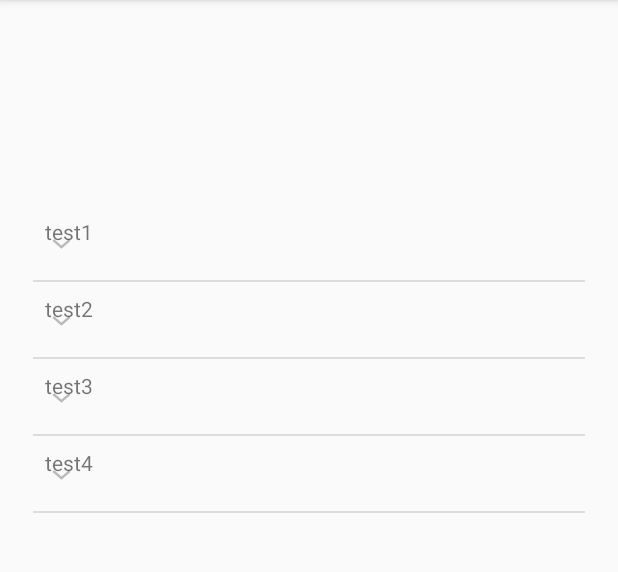
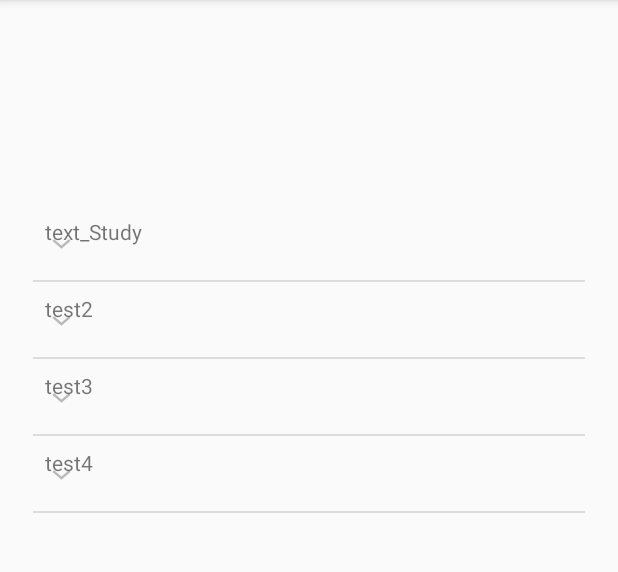
Before and after one commit to baeyeongpyo/StudyToAndroid, an Android app: the KOTLINMainActivity screen opened directly, with no data from a screen before it, on a phone screen of 412 x 824 dp, the part 84-656 px from its top. Run offline under Robolectric (Android 15) with nearby library versions, the phone set to English and light mode, and no system bars.

Commit message:
2018-03-12-23:26

```diff
--- a/app/src/main/java/com/example/yeongpyo/studytoandroid/KOTLIN_Study/KOTLINMainActivity.kt
+++ b/app/src/main/java/com/example/yeongpyo/studytoandroid/KOTLIN_Study/KOTLINMainActivity.kt
@@ -3,8 +3,12 @@ package com.example.yeongpyo.studytoandroid.KOTLIN_Study
 import android.support.v7.app.AppCompatActivity
 import android.os.Bundle
 import android.widget.ExpandableListView
+import android.widget.TextView
+import android.widget.Toast
+import com.example.yeongpyo.studytoandroid.KOTLIN_Study.text_Study.Linkfity_study
 import com.example.yeongpyo.studytoandroid.R
 import java.util.*
+import kotlin.collections.HashMap
 
 class KOTLINMainActivity : AppCompatActivity() {
 
@@ -12,12 +16,19 @@ class KOTLINMainActivity : AppCompatActivity() {
         super.onCreate(savedInstanceState)
         setContentView(R.layout.activity_main_main)
 
-        var map = LinkedHashMap<String, ArrayList<String>>();
-        map.put("test1" , ArrayList<String>(Arrays.asList("1","2","3","4")))
-        map.put("test2" , ArrayList<String>(Arrays.asList("5","6","7","8")))
-        map.put("test3" , ArrayList<String>(Arrays.asList("9","10","11","12")))
-        map.put("test4" , ArrayList<String>(Arrays.asList("13","14,","15","16")))
+        var category_1 : HashMap<String , Class<*>> = HashMap()
+        category_1.put("Linkify", Linkfity_study::class.java)
 
-        findViewById<ExpandableListView>(R.id.main_elv_listview).setAdapter(KOTLINMain_adapter(map))
+        var map = LinkedHashMap<String, ArrayList<String>>()
+        map.put("text_Study" , ArrayList(category_1.keys))
+        map.put("test2" , ArrayList(Arrays.asList("5","6","7","8")))
+        map.put("test3" , ArrayList(Arrays.asList("9","10","11","12")))
+        map.put("test4" , ArrayList(Arrays.asList("13","14,","15","16")))
+
+        var elv_list : ExpandableListView = findViewById<ExpandableListView>(R.id.main_elv_listview)
+        elv_list.setAdapter(KOTLINMain_adapter(map))
+        elv_list.setOnChildClickListener(ExpandableListView.OnChildClickListener { expandableListView, view, i1, i2, l ->
+            Toast.makeText(this, view.findViewById<TextView>(R.id.childTextview).text , Toast.LENGTH_SHORT).show()
+            true})
+        }
     }
-}
--- a/app/src/main/res/layout/activity_main.xml
+++ b/app/src/main/res/layout/activity_main.xml
@@ -19,7 +19,7 @@
         android:id="@+id/JAVAButton"
         android:layout_width="wrap_content"
         android:layout_height="wrap_content"
-        android:text="Button"
+        android:text="@string/enter_java"
         app:layout_constraintBottom_toTopOf="@+id/KOTLINButton"
         app:layout_constraintEnd_toEndOf="parent"
         app:layout_constraintStart_toStartOf="parent"
@@ -29,7 +29,7 @@
         android:id="@+id/KOTLINButton"
         android:layout_width="wrap_content"
         android:layout_height="wrap_content"
-        android:text="Button"
+        android:text="@string/enter_kotlin"
         app:layout_constraintBottom_toBottomOf="parent"
         app:layout_constraintEnd_toEndOf="parent"
         app:layout_constraintStart_toStartOf="parent"
--- a/app/src/main/res/values/strings.xml
+++ b/app/src/main/res/values/strings.xml
@@ -1,3 +1,6 @@
 <resources>
     <string name="app_name">StudyToAndroid</string>
+
+    <string name="enter_java">JAVA</string>
+    <string name="enter_kotlin">kotlin</string>
 </resources>
```
Also changed, not shown: app/src/main/java/com/example/yeongpyo/studytoandroid/KOTLIN_Study/text_Study/Linkfity_study.kt (added, +7 -0 lines), 2 other files.
